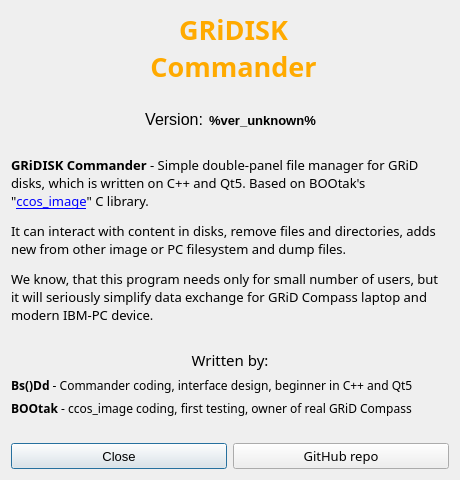
The window that dialogs/abdlg.ui (Bs0Dd/GRiDISKCOM) describes before a commit, drawn with Qt 5.
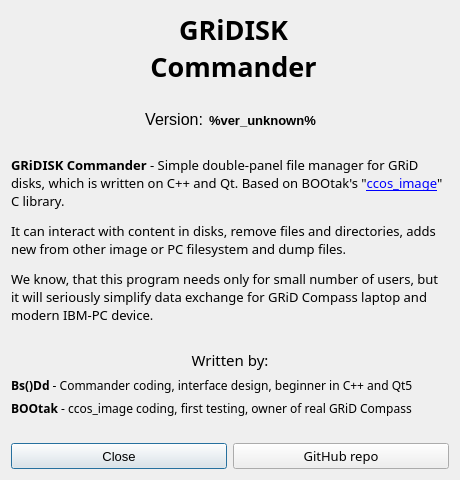
The same window after the commit. Icons and pictures are not drawn.

Commit message: New program icon

What changed in the file:
```diff
--- a/dialogs/abdlg.ui
+++ b/dialogs/abdlg.ui
@@ -77,7 +77,7 @@
         </font>
        </property>
        <property name="text">
-        <string>&lt;html&gt;&lt;head/&gt;&lt;body&gt;&lt;p align=&quot;center&quot;&gt;&lt;span style=&quot; font-size:20pt; color:#ffaa00;&quot;&gt;GRiDISK&lt;br&gt;Commander&lt;/span&gt;&lt;/p&gt;&lt;/body&gt;&lt;/html&gt;</string>
+        <string>&lt;html&gt;&lt;head/&gt;&lt;body&gt;&lt;p align=&quot;center&quot;&gt;&lt;span style=&quot; font-size:20pt; color:#000000;&quot;&gt;GRiDISK&lt;br/&gt;Commander&lt;/span&gt;&lt;/p&gt;&lt;/body&gt;&lt;/html&gt;</string>
        </property>
       </widget>
      </item>
@@ -188,7 +188,7 @@
       </font>
      </property>
      <property name="text">
-      <string>&lt;html&gt;&lt;head/&gt;&lt;body&gt;&lt;p&gt;&lt;span style=&quot; font-weight:600;&quot;&gt;GRiDISK Commander&lt;/span&gt; - Simple double-panel file manager for GRiD disks, which is written on C++ and Qt5. Based on BOOtak's &amp;quot;&lt;a href=&quot;https://github.com/BOOtak/CCOS-disk-utils&quot;&gt;&lt;span style=&quot; text-decoration: underline; color:#0000ff;&quot;&gt;ccos_image&lt;/span&gt;&lt;/a&gt;&amp;quot; C library.&lt;/p&gt;&lt;p&gt;It can interact with content in disks, remove files and directories, adds new from other image or PC filesystem and dump files.&lt;/p&gt;&lt;p&gt;We know, that this program needs only for small number of users, but it will seriously simplify data exchange for GRiD Compass laptop and modern IBM-PC device.&lt;/p&gt;&lt;/body&gt;&lt;/html&gt;</string>
+      <string>&lt;html&gt;&lt;head/&gt;&lt;body&gt;&lt;p&gt;&lt;span style=&quot; font-weight:600;&quot;&gt;GRiDISK Commander&lt;/span&gt; - Simple double-panel file manager for GRiD disks, which is written on C++ and Qt. Based on BOOtak's &amp;quot;&lt;a href=&quot;https://github.com/BOOtak/CCOS-disk-utils&quot;&gt;&lt;span style=&quot; text-decoration: underline; color:#0000ff;&quot;&gt;ccos_image&lt;/span&gt;&lt;/a&gt;&amp;quot; C library.&lt;/p&gt;&lt;p&gt;It can interact with content in disks, remove files and directories, adds new from other image or PC filesystem and dump files.&lt;/p&gt;&lt;p&gt;We know, that this program needs only for small number of users, but it will seriously simplify data exchange for GRiD Compass laptop and modern IBM-PC device.&lt;/p&gt;&lt;/body&gt;&lt;/html&gt;</string>
      </property>
      <property name="wordWrap">
       <bool>true</bool>
```
Left out of the diff: 4 changed lines with no effect on the pictures. The commit also changes 7 other files.
